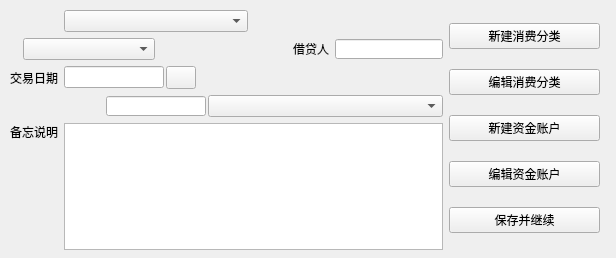
Harry-Chen/OOP-Cash, file ui/changebillwidget.ui: the form before one commit.
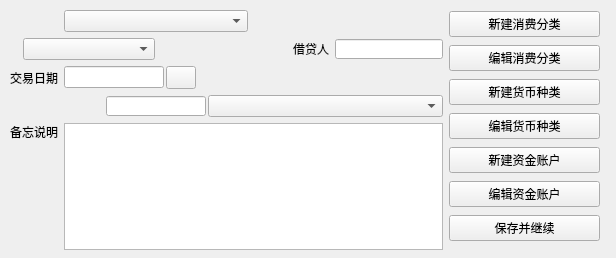
The form after the commit.

What changed in the file:
```diff
--- a/ui/changebillwidget.ui
+++ b/ui/changebillwidget.ui
@@ -324,6 +324,20 @@
       </property>
      </widget>
     </item>
+    <item>
+     <widget class="QPushButton" name="newCurrbtn">
+      <property name="text">
+       <string>新建货币种类</string>
+      </property>
+     </widget>
+    </item>
+    <item>
+     <widget class="QPushButton" name="editCurrbtn">
+      <property name="text">
+       <string>编辑货币种类</string>
+      </property>
+     </widget>
+    </item>
     <item>
      <widget class="QPushButton" name="newAccbtn">
       <property name="text">
```
